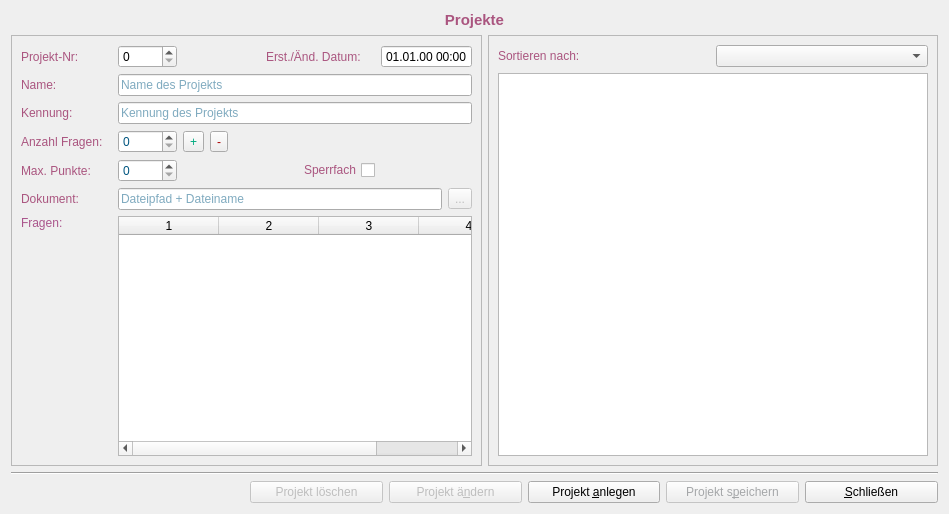
Old version of the form formprojekt.ui in the repository fasa1964/fshkap.
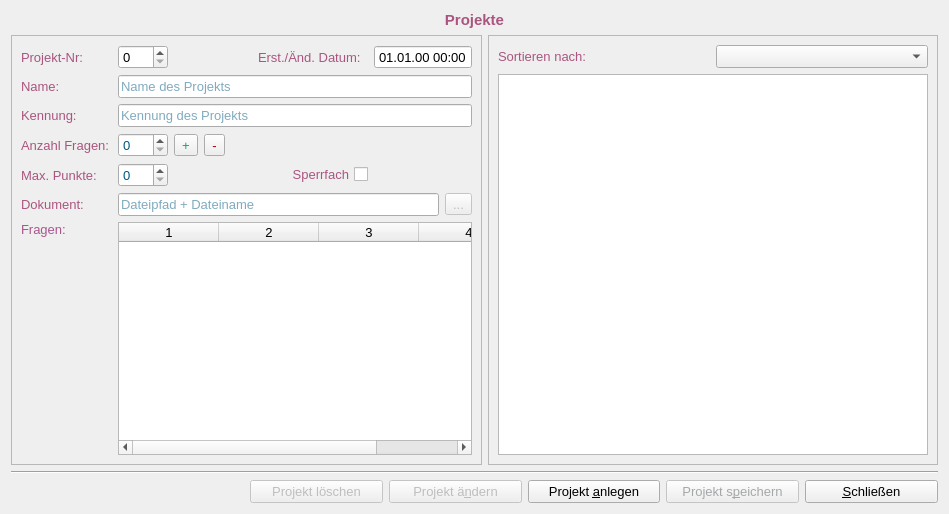
New version of the form.

Patch:
```diff
--- a/formprojekt.ui
+++ b/formprojekt.ui
@@ -10,6 +10,11 @@
     <height>514</height>
    </rect>
   </property>
+  <property name="font">
+   <font>
+    <pointsize>10</pointsize>
+   </font>
+  </property>
   <property name="windowTitle">
    <string>Form</string>
   </property>
```
